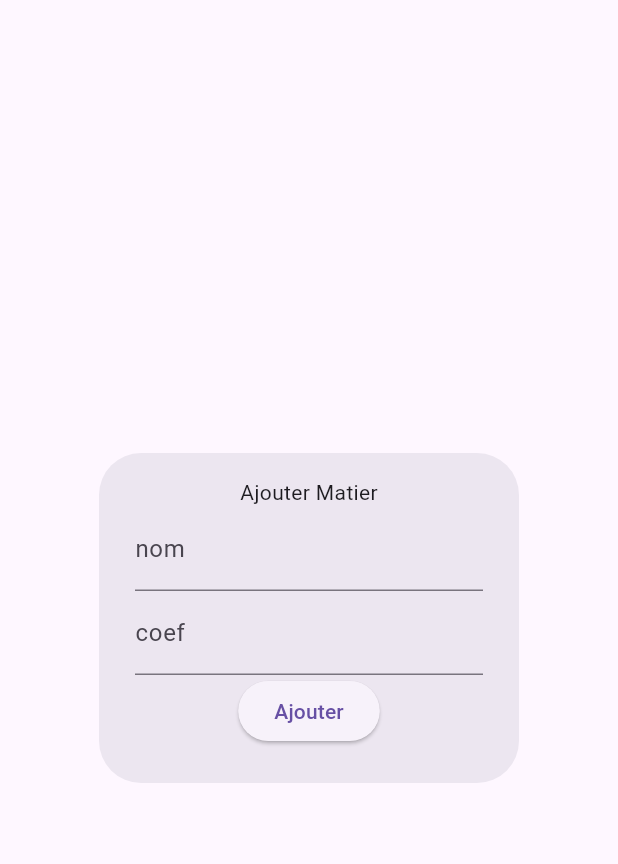
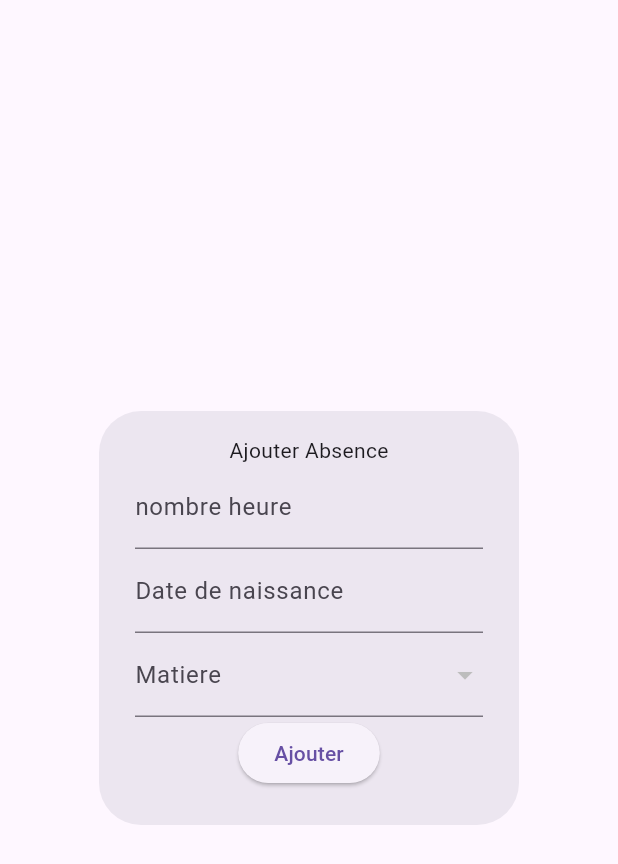
Before and after one commit to zettabyte918/flutter-spring-scol, a Flutter app: the AbsenceDialog widget shown alone on an empty page, opened directly with empty values, after a tap on "Ajouter", on a phone screen of 412 x 824 dp. Shown: the top 864 px of the screen. Run offline on Flutter 3.47's test engine with Material 3 defaults, Android fonts, the phone set to English and light mode, and no system bars; our stand-ins replace animated_text_kit, flutter_slidable, google_fonts; missing offline and left inert: dart:ffi; network calls fail.

Commit message:
add absence work

```diff
--- a/lib/entities/classe.dart
+++ b/lib/entities/classe.dart
@@ -1,15 +1,23 @@
+import 'package:tp70/entities/matier.dart';
+
 class Classe {
   int nbreEtud;
   String nomClass;
   int? codClass;
+  List<Matier>? matieres;
 
-  Classe(this.nbreEtud, this.nomClass, [this.codClass]);
+  Classe(this.nbreEtud, this.nomClass, this.matieres, [this.codClass]);
 
   // Factory method to create a Classe object from JSON
   factory Classe.fromJson(Map<String, dynamic> json) {
     return Classe(
       json['nbreEtud'],
       json['nomClass'],
+      json.containsKey('matieres')
+          ? (json['matieres'] as List<dynamic>)
+              .map((matiereJson) => Matier.fromJson(matiereJson))
+              .toList()
+          : null,
       json['codClass'],
     );
   }
--- a/lib/screen/classscreen.dart
+++ b/lib/screen/classscreen.dart
@@ -45,6 +45,7 @@ class _ClasseScreenState extends State<ClasseScreen> {
                                   classe: Classe(
                                       snapshot.data![index].nbreEtud,
                                       snapshot.data![index].nomClass,
+                                      [],
                                       snapshot.data![index].codClass),
                                 );
                               });
--- a/lib/services/classeservice.dart
+++ b/lib/services/classeservice.dart
@@ -2,6 +2,7 @@ import 'dart:convert';
 
 import 'package:http/http.dart' as http;
 import 'package:http/http.dart';
+import 'package:tp70/entities/absence.dart';
 
 import 'package:tp70/entities/classe.dart';
 import 'package:tp70/entities/matier.dart';
@@ -19,15 +20,35 @@ Future<List<Classe>> getAllClasses() async {
   return classes;
 }
 
-Future getAllMatiers() async {
+Future<List<Matier>> getAllMatiers() async {
   Response response =
       await http.get(Uri.parse("http://localhost:8080/matier/all"));
-  return jsonDecode(response.body);
+  List<dynamic> jsonResponse = jsonDecode(response.body);
+
+  // Assuming each item in the jsonResponse can be converted to a Classe
+  List<Matier> matieres =
+      jsonResponse.map((json) => Matier.fromJson(json)).toList();
+
+  return matieres;
 }
 
-Future addMatier(Matier matier) async {
+Future addAbsence(Absence absence) async {
+  Response response =
+      await http.post(Uri.parse("http://localhost:8080/absence/add"),
+          headers: {"Content-type": "Application/json"},
+          body: jsonEncode(<String, dynamic>{
+            "etudiant": {"id": absence.etudiant?.id},
+            "matiere": {"matiereId": absence.matiere?.matiereId},
+            "absenceNb": absence.absenceNb,
+            "date": absence.date
+          }));
+
+  return response.body;
+}
+
+Future addMatier(Matier matier, int classId) async {
   Response response = await http.post(
-      Uri.parse("http://localhost:8080/matier/add"),
+      Uri.parse("http://localhost:8080/matier/add?classId=$classId"),
       headers: {"Content-type": "Application/json"},
       body: jsonEncode(<String, dynamic>{
         "matiereName": matier.matiereName,
--- a/lib/template/dialog/absencedialog.dart
+++ b/lib/template/dialog/absencedialog.dart
@@ -2,6 +2,7 @@ import 'dart:ffi';
 
 import 'package:flutter/material.dart';
 import 'package:intl/intl.dart';
+import 'package:tp70/entities/absence.dart';
 import 'package:tp70/entities/classe.dart';
 import 'package:tp70/entities/matier.dart';
 import 'package:tp70/entities/student.dart';
@@ -10,34 +11,89 @@ import 'package:tp70/services/studentservice.dart';
 
 class AbsenceDialog extends StatefulWidget {
   final Function()? notifyParent;
-  Matier? matier;
+  final Function()? getAllAbsence;
+  Absence? absence;
+  List<Matier>? matieres;
 
-  AbsenceDialog({super.key, @required this.notifyParent, this.matier});
+  AbsenceDialog(
+      {super.key,
+      @required this.notifyParent,
+      this.getAllAbsence,
+      this.matieres,
+      this.absence});
   @override
   State<AbsenceDialog> createState() => AbsenceDialogState();
 }
 
 class AbsenceDialogState extends State<AbsenceDialog> {
-  TextEditingController nameMat = TextEditingController();
-  TextEditingController coefMat = TextEditingController();
+  TextEditingController nbhAbsence = TextEditingController();
+  TextEditingController dateAbsence = TextEditingController();
 
-  String title = "Ajouter Matier";
+  List<Matier>? matiers;
+  Matier? selectedMatiere;
+
+  Absence? absence;
+
+  String title = "Ajouter Absence";
+  DateTime selectedDate = DateTime.now();
+
+// ...
+
+  Future<void> _selectDate(BuildContext context) async {
+    DateTime? pickedDate = await showDatePicker(
+      context: context,
+      initialDate: selectedDate,
+      firstDate: DateTime(2015, 8),
+      lastDate: DateTime(2101),
+    );
+
+    if (pickedDate != null) {
+      // ignore: use_build_context_synchronously
+      TimeOfDay? pickedTime = await showTimePicker(
+        context: context,
+        initialTime: TimeOfDay.now(),
+      );
+
+      if (pickedTime != null) {
+        DateTime pickedDateTime = DateTime(
+          pickedDate.year,
+          pickedDate.month,
+          pickedDate.day,
+          pickedTime.hour,
+          pickedTime.minute,
+        );
+
+        // Format the DateTime as a string in the desired format
+        String formattedDateTime =
+            DateFormat("yyyy-MM-ddTHH:mm:ss").format(pickedDateTime);
+
+        setState(() {
+          dateAbsence.text = formattedDateTime;
+          selectedDate = pickedDateTime;
+        });
+      }
+    }
+  }
+
   bool modif = false;
 
   late int idMatier;
 
   @override
   void initState() {
+    matiers = widget.matieres;
+    absence = widget.absence;
+    print("matiere from dialogabsent: ${matiers.toString()}");
     // TODO: implement initState
     super.initState();
-    print("hiii");
-    if (widget.matier != null) {
-      modif = true;
-      title = "Modifier matier";
-      nameMat.text = (widget.matier!.matiereName).toString();
-      coefMat.text = (widget.matier!.matiereCoef).toString();
-      idMatier = widget.matier!.matiereId!;
-    }
+
+    // if (widget.matier != null) {
+    //   modif = true;
+    //   title = "Modifier matier";
+    //   nameMat.text = (widget.matier!.matiereName).toString();
+    //   coefMat.text = (widget.matier!.matiereCoef).toString();
+    //   idMatier = widget.matier!.matiereId!;
+    // }
   }
 
   @override
@@ -48,28 +104,54 @@ class AbsenceDialogState extends State<AbsenceDialog> {
           children: [
             Text(title),
             TextFormField(
-              controller: nameMat,
+              controller: nbhAbsence,
               validator: (String? value) {
                 if (value!.isEmpty) {
                   return "Champs est obligatoire";
                 }
                 return null;
               },
-              decoration: const InputDecoration(labelText: "nom"),
+              decoration: const InputDecoration(labelText: "nombre heure"),
             ),
             TextFormField(
-              controller: coefMat,
-              decoration: const InputDecoration(labelText: "coef"),
+              controller: dateAbsence,
+              readOnly: true,
+              decoration: const InputDecoration(labelText: "Date de naissance"),
+              onTap: () {
+                _selectDate(context);
+              },
+            ),
+            DropdownButtonFormField<Matier>(
+              value: selectedMatiere,
+              onChanged: (Matier? value) {
+                setState(() {
+                  selectedMatiere = value;
+                });
+              },
+              items: matiers?.map((Matier matiere) {
+                return DropdownMenuItem<Matier>(
+                  value: matiere,
+                  child: Text(matiere.matiereName),
+                );
+              }).toList(),
+              decoration: const InputDecoration(labelText: "Matiere"),
             ),
             ElevatedButton(
                 onPressed: () async {
                   if (modif == false) {
-                    await addMatier(
-                        Matier(nameMat.text, double.parse(coefMat.text)));
-                    widget.notifyParent!();
+                    await addAbsence(Absence(
+                            double.parse(nbhAbsence.text),
+                            dateAbsence.text,
+                            absence?.etudiant,
+                            selectedMatiere))
+                        .then((value) => {
+                              // get new added absence
+                              widget.getAllAbsence!(),
+                              widget.notifyParent!()
+                            });
                   } else {
-                    await updateMatier(Matier(
-                        nameMat.text, double.parse(coefMat.text), idMatier));
+                    print("add");
+
                     widget.notifyParent!();
                   }
                   Navigator.pop(context);
--- a/lib/template/dialog/classedialog.dart
+++ b/lib/template/dialog/classedialog.dart
@@ -69,11 +69,11 @@ class _ClassDialogState extends State<ClassDialog> {
                 onPressed: () async {
                   if (modif == false) {
                     await addClass(
-                        Classe(int.parse(nbrCtrl.text), nomCtrl.text));
+                        Classe(int.parse(nbrCtrl.text), nomCtrl.text, []));
                     widget.notifyParent!();
                   } else {
                     await updateClasse(Classe(
-                        int.parse(nbrCtrl.text), nomCtrl.text, idClasse));
+                        int.parse(nbrCtrl.text), nomCtrl.text, [], idClasse));
                     widget.notifyParent!();
                   }
                   Navigator.pop(context);
--- a/lib/template/dialog/matierdialog.dart
+++ b/lib/template/dialog/matierdialog.dart
@@ -65,7 +65,7 @@ class _MatierDialogState extends State<MatierDialog> {
                 onPressed: () async {
                   if (modif == false) {
                     await addMatier(
-                        Matier(nameMat.text, double.parse(coefMat.text)));
+                        Matier(nameMat.text, double.parse(coefMat.text)), 1);
                     widget.notifyParent!();
                   } else {
                     await updateMatier(Matier(
```
Also changed, not shown: lib/screen/absencescreen.dart (+13 -5 lines), lib/screen/matierescreen.dart (+11 -6 lines), lib/template/dialog/studentdialog.dart (+3 -8 lines).
